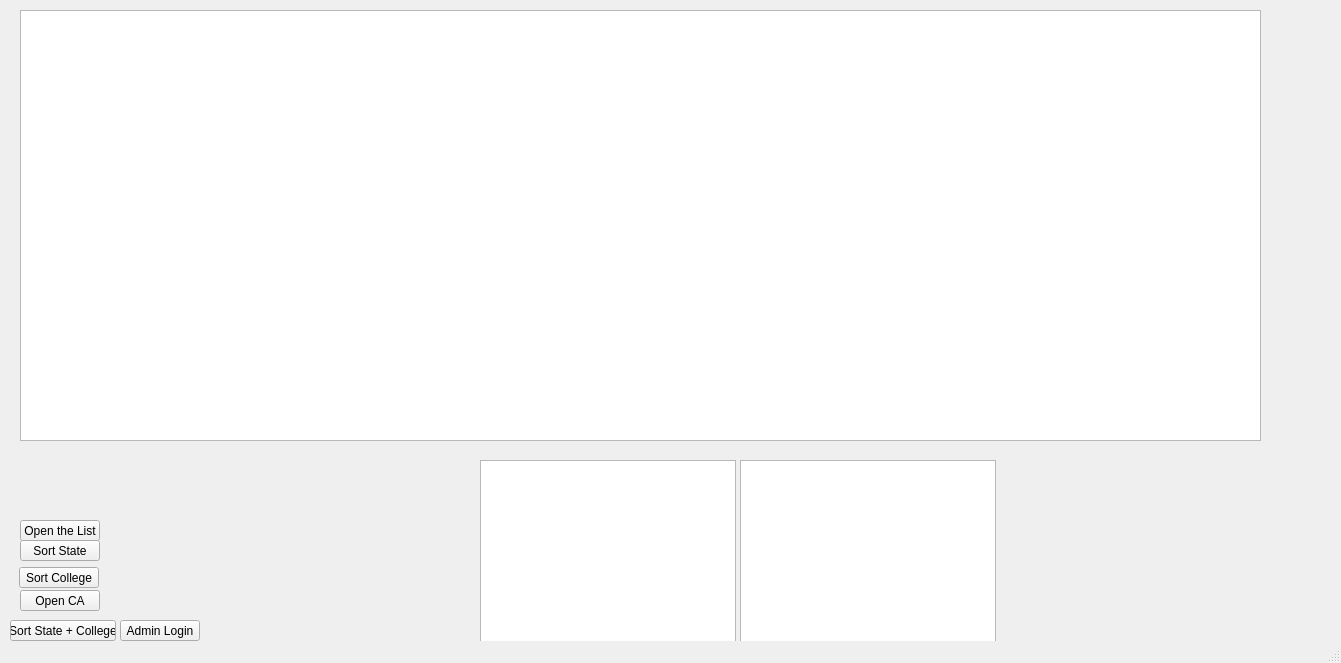
First picture: the form in CollegeTouring/mainwindow.ui, repository Savant-sys/College-Touring, before the edit.
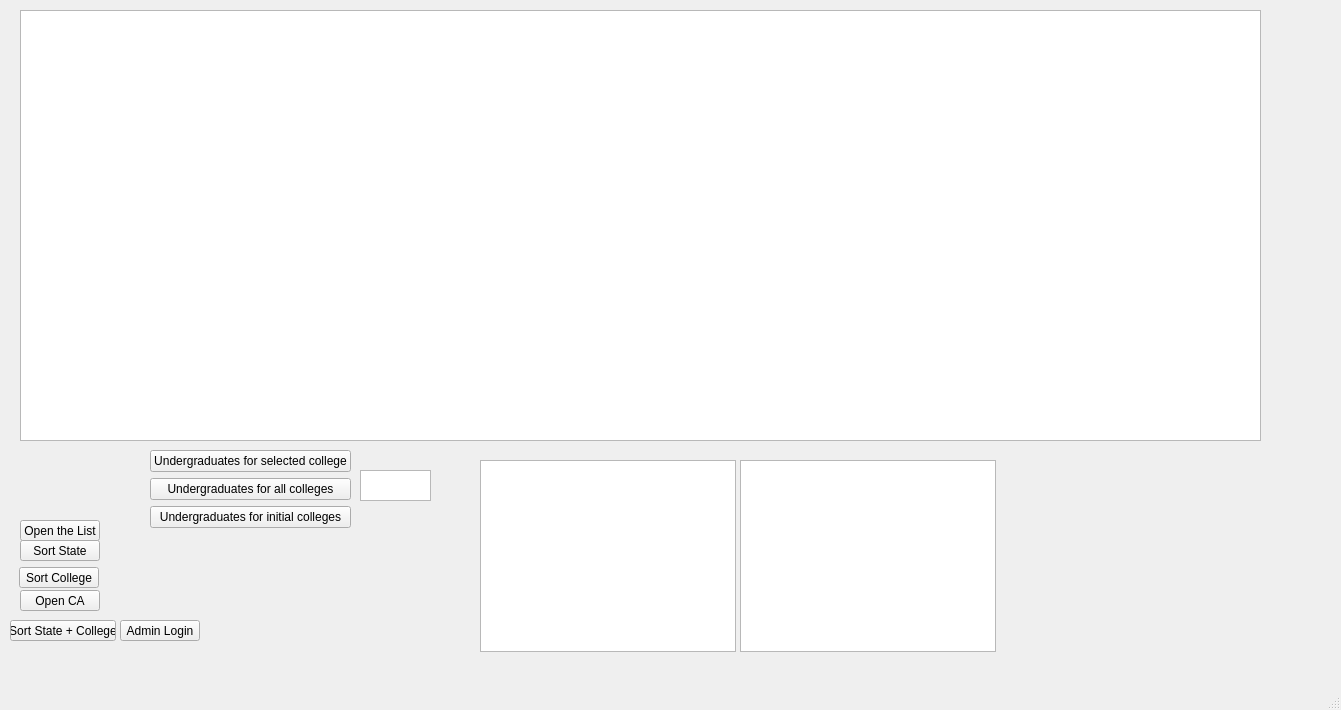
Second picture: the form after the edit.

```diff
--- a/CollegeTouring/mainwindow.ui
+++ b/CollegeTouring/mainwindow.ui
@@ -7,7 +7,7 @@
     <x>0</x>
     <y>0</y>
     <width>1341</width>
-    <height>663</height>
+    <height>710</height>
    </rect>
   </property>
   <property name="windowTitle">
@@ -135,6 +135,55 @@
     </widget>
     <widget class="QWidget" name="page_2"/>
    </widget>
+   <widget class="QTextBrowser" name="textBrowser">
+    <property name="geometry">
+     <rect>
+      <x>360</x>
+      <y>470</y>
+      <width>71</width>
+      <height>31</height>
+     </rect>
+    </property>
+    <property name="verticalScrollBarPolicy">
+     <enum>Qt::ScrollBarAlwaysOff</enum>
+    </property>
+    <property name="horizontalScrollBarPolicy">
+     <enum>Qt::ScrollBarAlwaysOff</enum>
+    </property>
+   </widget>
+   <widget class="QWidget" name="">
+    <property name="geometry">
+     <rect>
+      <x>150</x>
+      <y>450</y>
+      <width>201</width>
+      <height>80</height>
+     </rect>
+    </property>
+    <layout class="QVBoxLayout" name="verticalLayout">
+     <item>
+      <widget class="QPushButton" name="UnderSelected">
+       <property name="text">
+        <string>Undergraduates for selected college</string>
+       </property>
+      </widget>
+     </item>
+     <item>
+      <widget class="QPushButton" name="UnderAll">
+       <property name="text">
+        <string>Undergraduates for all colleges</string>
+       </property>
+      </widget>
+     </item>
+     <item>
+      <widget class="QPushButton" name="UnderInitial">
+       <property name="text">
+        <string>Undergraduates for initial colleges</string>
+       </property>
+      </widget>
+     </item>
+    </layout>
+   </widget>
   </widget>
   <widget class="QMenuBar" name="menubar">
    <property name="geometry">
```
Left out of the diff: 2 changed lines with no effect on the pictures.
